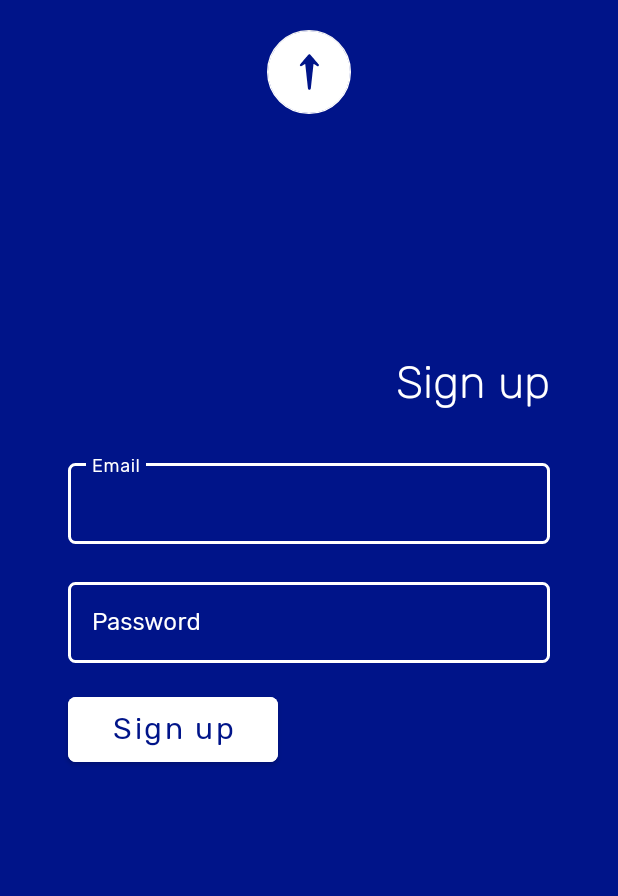
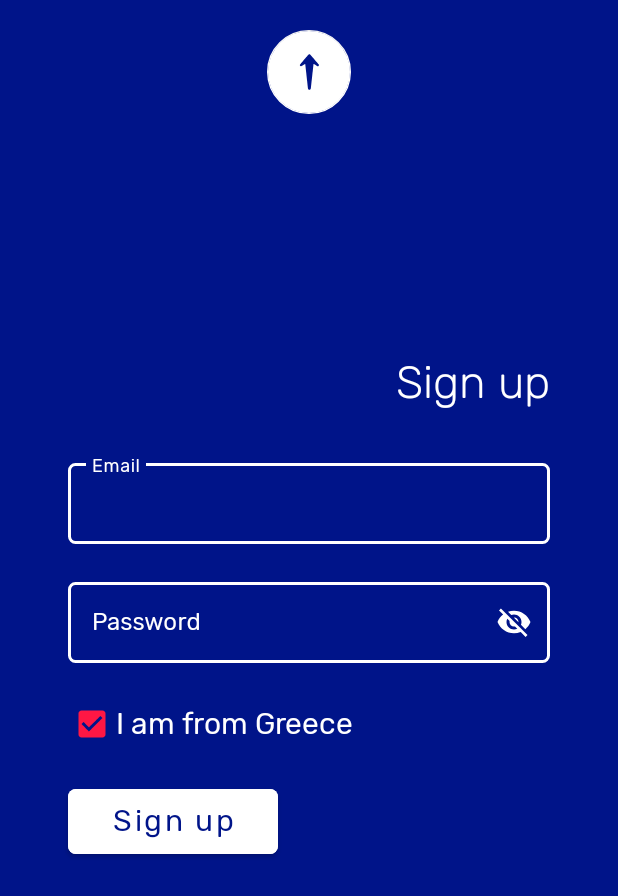
Before and after one commit to LoukasPap/Greek-History-Quizz-App, an Android app: the RegisterActivity screen opened directly, with no data from a screen before it, on a phone screen of 412 x 824 dp. Shown: the top 896 px of the screen. Run offline under Robolectric (Android 15) with nearby library versions, the phone set to English and light mode, and no system bars; our stand-ins replace Firebase (no records; nobody signed in at launch, a user with empty details on screens opened directly).

Commit message:
Add registration with Firebase "Email/Password" provider and data storing to Firestore Database.

```diff
--- a/app/src/main/java/com/example/quapp/RegisterActivity.kt
+++ b/app/src/main/java/com/example/quapp/RegisterActivity.kt
@@ -2,26 +2,102 @@ package com.example.quapp
 
 import android.content.Intent
 import android.os.Bundle
+import android.util.Log
 import android.view.View
+import android.widget.Button
+import android.widget.CheckBox
+import android.widget.Toast
 import androidx.appcompat.app.AppCompatActivity
+import com.google.android.material.textfield.TextInputEditText
+
+import com.google.firebase.auth.FirebaseAuth
+import com.google.firebase.auth.ktx.auth
+import com.google.firebase.firestore.ktx.firestore
+import com.google.firebase.ktx.Firebase
 
 class RegisterActivity : AppCompatActivity() {
+
+    private lateinit var username: TextInputEditText
+    private lateinit var email: TextInputEditText
+    private lateinit var password : TextInputEditText
+    private lateinit var isGreek : CheckBox
+    private lateinit var registerButton: Button
+    private lateinit var fab: View
+
+    private lateinit var auth : FirebaseAuth
+
     override fun onCreate(savedInstanceState: Bundle?) {
         super.onCreate(savedInstanceState)
         setContentView(R.layout.activity_register)
+        initUIComponents()
 
-        val fab: View = findViewById(R.id.goto_log_fab)
+        auth = Firebase.auth
+        registerButton.setOnClickListener {
+            registerUser("Jim", stringify(email), stringify(password), isGreek.isChecked)
+//            updateUI()
 
+        }
         fab.setOnClickListener{
-            val login_screen = Intent(this, LoginActivity::class.java)
-            startActivity(login_screen)
-            overridePendingTransition(R.anim.slide_in_up, R.anim.slide_out_down)
+            gotoLoginForm()
         }
 
     }
+    private fun registerUser(username: String, email: String, password: String, isGreek: Boolean) {
+        Log.d("HERE", "Got in")
+        auth.createUserWithEmailAndPassword(email,password)
+            .addOnCompleteListener(this) { task ->
+                if (task.isSuccessful) {
 
-    override fun finish() {
-        super.finish()
+                    val user = auth.currentUser
+                    val uid = user!!.uid
+                    val userInfo: User = User(username, email, password, isGreek)
+                    writeUserToFirestore(userInfo, uid)
+                    Toast.makeText(this, "$username - $email - $password - $isGreek", Toast.LENGTH_LONG).show()
+                } else {
+                    Log.w("INS", "createUserWithEmail:failure", task.exception)
+                    Toast.makeText(baseContext, "Authentication failed.", Toast.LENGTH_SHORT).show()
+
+                }
+            }
+
+    }
+
+    private fun initUIComponents() {
+//        username = findViewById(R.id.username_field)
+        email = findViewById(R.id.email_field)
+        password = findViewById(R.id.passwordLoginField)
+        isGreek = findViewById(R.id.isGreek_field);
+        registerButton = findViewById(R.id.register_button)
+        fab = findViewById(R.id.goto_log_fab)
+
+    }
+
+    private fun updateUI() {
+        val menuScreen = Intent(this, MenuActivity::class.java)
+        startActivity(menuScreen)
+    }
+
+    private fun writeUserToFirestore(userInfo: User, docId: String) {
+        Log.d("HERE", "FIRESTORE ")
+
+        val db = Firebase.firestore
+        db.collection("users").document(docId).set(userInfo)
+    }
+
+    private fun stringify(x: Any): String {
+        return when (x) {
+            is TextInputEditText -> return x.text.toString()
+            is Int -> x.toString()
+            is Boolean -> x.toString()
+            else -> {
+                throw ClassNotFoundException()
+            }
+        }
+    }
+
+    private fun gotoLoginForm() {
+        val loginScreen = Intent(this, LoginActivity::class.java)
+        startActivity(loginScreen)
         overridePendingTransition(R.anim.slide_in_up, R.anim.slide_out_down)
     }
 }
--- a/app/src/main/res/layout/activity_register.xml
+++ b/app/src/main/res/layout/activity_register.xml
@@ -13,7 +13,7 @@
         app:layout_constraintTop_toTopOf="parent"
         app:layout_constraintLeft_toLeftOf="parent"
         app:layout_constraintRight_toRightOf="parent"
-        app:layout_constraintBottom_toTopOf="@id/register_text"
+        app:layout_constraintBottom_toTopOf="@id/welcoming_text"
         >
 
         <com.google.android.material.floatingactionbutton.FloatingActionButton
@@ -35,7 +35,7 @@
             />
     </androidx.coordinatorlayout.widget.CoordinatorLayout>
     <TextView
-        android:id="@+id/register_text"
+        android:id="@+id/welcoming_text"
         android:layout_width="match_parent"
         android:layout_height="wrap_content"
 
@@ -57,7 +57,7 @@
         />
 
     <com.google.android.material.textfield.TextInputLayout
-        android:id="@+id/email_reg_field"
+        android:id="@+id/email_box"
         android:layout_width="0dp"
 
         android:layout_height="wrap_content"
@@ -75,12 +75,13 @@
         app:hintTextColor="@color/white"
 
         app:layout_constraintBottom_toBottomOf="parent"
-        app:layout_constraintEnd_toEndOf="@id/register_text"
-        app:layout_constraintStart_toStartOf="@id/register_text"
-        app:layout_constraintTop_toBottomOf="@id/register_text"
+        app:layout_constraintEnd_toEndOf="@id/welcoming_text"
+        app:layout_constraintStart_toStartOf="@id/welcoming_text"
+        app:layout_constraintTop_toBottomOf="@id/welcoming_text"
         app:layout_constraintVertical_bias="0.05">
 
         <com.google.android.material.textfield.TextInputEditText
+            android:id="@+id/email_field"
             android:layout_width="match_parent"
             android:layout_height="match_parent"
 
@@ -93,7 +94,7 @@
 
     <com.google.android.material.textfield.TextInputLayout
         style="@style/RegisterTextInputLayoutStyle"
-        android:id="@+id/password_reg_field"
+        android:id="@+id/password_box"
         android:layout_width="0dp"
         android:layout_height="wrap_content"
 
@@ -105,17 +106,18 @@
         app:boxCornerRadiusTopEnd="5dp"
         app:boxCornerRadiusTopStart="5dp"
 
-        app:endIconMode="clear_text"
-        app:endIconTint="@color/greek_blue"
+        app:endIconMode="password_toggle"
+        app:endIconTint="@color/white"
         app:hintTextColor="@color/white"
 
         app:layout_constraintBottom_toBottomOf="parent"
-        app:layout_constraintEnd_toEndOf="@id/register_text"
-        app:layout_constraintStart_toStartOf="@id/register_text"
-        app:layout_constraintTop_toBottomOf="@id/email_reg_field"
+        app:layout_constraintEnd_toEndOf="@id/welcoming_text"
+        app:layout_constraintStart_toStartOf="@id/welcoming_text"
+        app:layout_constraintTop_toBottomOf="@id/email_box"
         app:layout_constraintVertical_bias="0.05">
 
         <com.google.android.material.textfield.TextInputEditText
+            android:id="@+id/passwordLoginField"
             android:layout_width="match_parent"
             android:layout_height="match_parent"
 
@@ -126,8 +128,33 @@
             android:textColor="@color/white" />
     </com.google.android.material.textfield.TextInputLayout>
 
+
+    <CheckBox
+        android:id="@+id/isGreek_field"
+        style="@style/Widget.AppCompat.CompoundButton.CheckBox"
+        android:layout_width="wrap_content"
+
+        android:layout_height="wrap_content"
+
+        android:checked="true"
+
+        android:fontFamily="@font/rubik"
+        android:rotation="0"
+        android:rotationX="0"
+        android:rotationY="0"
+        android:text="I am from Greece"
+        android:textAlignment="viewStart"
+        android:textColor="@color/white"
+        android:textSize="20sp"
+        app:buttonTint="#FF1744"
+        app:layout_constraintBottom_toBottomOf="parent"
+        app:layout_constraintRight_toRightOf="@id/password_box"
+        app:layout_constraintStart_toStartOf="@id/password_box"
+        app:layout_constraintTop_toBottomOf="@id/password_box"
+        app:layout_constraintVertical_bias="0.05" />
+
     <com.google.android.material.button.MaterialButton
-        android:id="@+id/login_button"
+        android:id="@+id/register_button"
         android:layout_width="140dp"
         android:layout_height="55dp"
 
@@ -138,13 +165,14 @@
         android:textAllCaps="false"
         android:backgroundTint="@color/white"
 
-        app:layout_constraintStart_toStartOf="@id/password_reg_field"
-        app:layout_constraintTop_toBottomOf="@id/password_reg_field"
-        app:layout_constraintRight_toRightOf="@id/password_reg_field"
+        app:layout_constraintStart_toStartOf="@id/password_box"
+        app:layout_constraintTop_toBottomOf="@id/isGreek_field"
+        app:layout_constraintRight_toRightOf="@id/password_box"
         app:layout_constraintBottom_toBottomOf="parent"
         app:layout_constraintVertical_bias="0.05"
         app:cornerRadius="5dp"
 
         />
 
+
 </androidx.constraintlayout.widget.ConstraintLayout>
```
